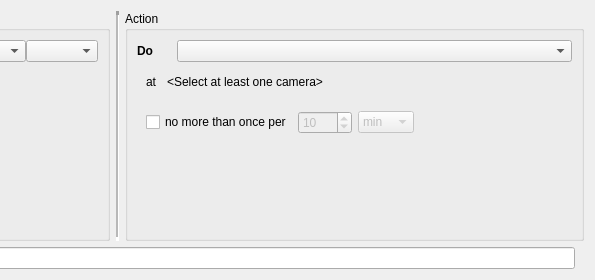
networkoptix/nx_open, file client/src/ui/widgets/business/business_rule_widget.ui: the form before one commit; both pictures show x 360 to 955 and y 0 to 280 of the 955 by 280 pixel window.
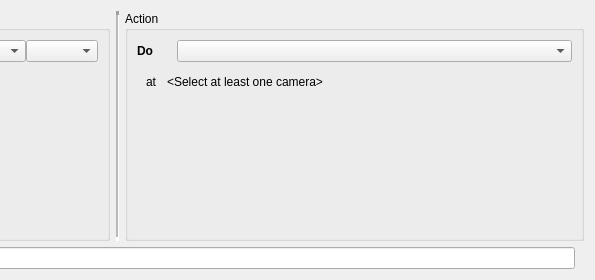
The form after the commit. Icons and pictures are not drawn. Custom widgets are drawn as their Qt base class.

Commit message:
Feature #2135: Aggregation column in E&A
<==== Mercurial data ====>
Branch: master

Diff of the .ui file:
```diff
--- a/client/src/ui/widgets/business/business_rule_widget.ui
+++ b/client/src/ui/widgets/business/business_rule_widget.ui
@@ -252,76 +252,7 @@
          </widget>
         </item>
         <item>
-         <widget class="QFrame" name="actionAggregationFrame">
-          <layout class="QHBoxLayout" name="actionAggregationLayout">
-           <item>
-            <widget class="QCheckBox" name="aggregationCheckBox">
-             <property name="text">
-              <string>no more than once per</string>
-             </property>
-            </widget>
-           </item>
-           <item>
-            <widget class="QSpinBox" name="aggregationValueSpinBox">
-             <property name="enabled">
-              <bool>false</bool>
-             </property>
-             <property name="correctionMode">
-              <enum>QAbstractSpinBox::CorrectToNearestValue</enum>
-             </property>
-             <property name="maximum">
-              <number>9999</number>
-             </property>
-             <property name="value">
-              <number>10</number>
-             </property>
-            </widget>
-           </item>
-           <item>
-            <widget class="QComboBox" name="aggregationPeriodComboBox">
-             <property name="enabled">
-              <bool>false</bool>
-             </property>
-             <property name="currentIndex">
-              <number>1</number>
-             </property>
-             <item>
-              <property name="text">
-               <string>sec</string>
-              </property>
-             </item>
-             <item>
-              <property name="text">
-               <string>min</string>
-              </property>
-             </item>
-             <item>
-              <property name="text">
-               <string>hrs</string>
-              </property>
-             </item>
-             <item>
-              <property name="text">
-               <string>days</string>
-              </property>
-             </item>
-            </widget>
-           </item>
-           <item>
-            <spacer name="horizontalSpacer_2">
-             <property name="orientation">
-              <enum>Qt::Horizontal</enum>
-             </property>
-             <property name="sizeHint" stdset="0">
-              <size>
-               <width>40</width>
-               <height>20</height>
-              </size>
-             </property>
-            </spacer>
-           </item>
-          </layout>
-         </widget>
+         <widget class="QnAggregationWidget" name="aggregationWidget" native="true"/>
         </item>
         <item>
          <widget class="QWidget" name="actionParamsWidget" native="true">
@@ -381,8 +312,14 @@
    </item>
   </layout>
  </widget>
- <resources>
-  <include location="../../../../x86/build/client-custom.qrc"/>
- </resources>
+ <customwidgets>
+  <customwidget>
+   <class>QnAggregationWidget</class>
+   <extends>QWidget</extends>
+   <header location="global">ui/widgets/business/aggregation_widget.h</header>
+   <container>1</container>
+  </customwidget>
+ </customwidgets>
+ <resources/>
  <connections/>
 </ui>
```
Left out of the diff: 2 changed lines with no effect on the pictures. The commit also changes 8 other files.
